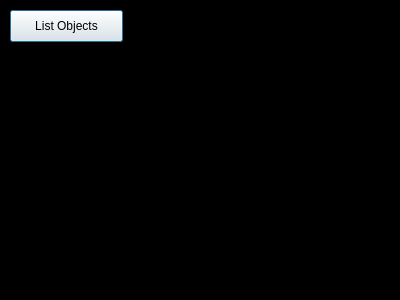
Qt form dialog.ui (steve9164/Assignment2) before a commit.
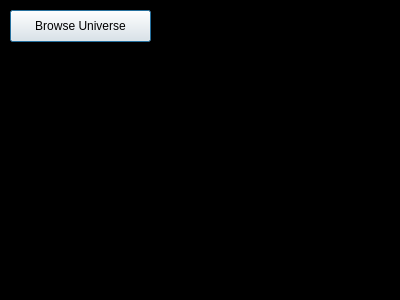
The same form after that commit.

Commit message: All complete with 1 extension (ListObjects, renamed Browse Universe), except Zodiacs

```diff
--- a/dialog.ui
+++ b/dialog.ui
@@ -23,12 +23,12 @@
     <rect>
      <x>10</x>
      <y>10</y>
-     <width>113</width>
+     <width>141</width>
      <height>32</height>
     </rect>
    </property>
    <property name="text">
-    <string>List Objects</string>
+    <string>Browse Universe</string>
    </property>
   </widget>
  </widget>
```
The commit also changes 6 other files.
